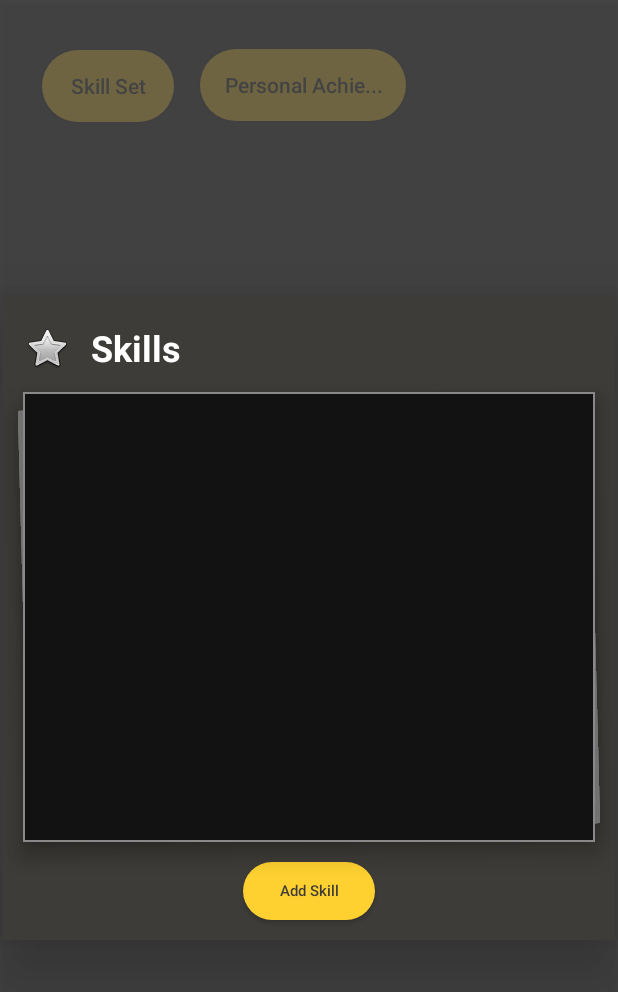
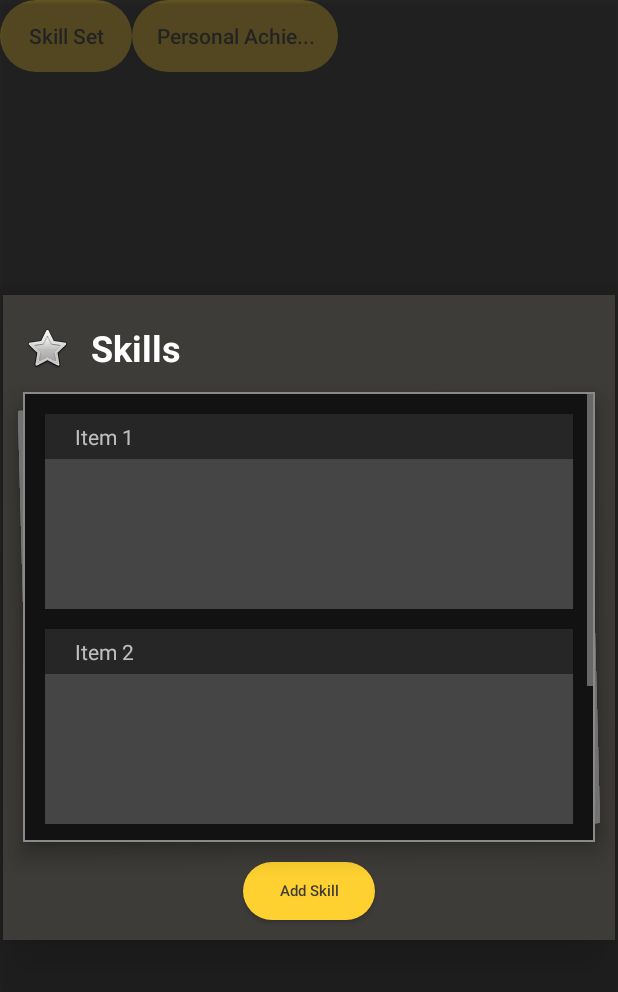
Before and after one commit to Shiraiishi/HelloWorld, an Android app: the screen it shows after launch (MainActivity), after a tap on "Skill Set", on a phone screen of 412 x 824 dp. Shown: the top 992 px of the screen. Run offline under Robolectric (Android 15) with nearby library versions, the phone set to English and light mode, and no system bars.

Commit message:
item container scroll view
is now functional

```diff
--- a/app/src/main/java/com/example/helloworld/MainActivity.java
+++ b/app/src/main/java/com/example/helloworld/MainActivity.java
@@ -5,6 +5,7 @@ import android.view.Gravity;
 import android.view.LayoutInflater;
 import android.view.View;
 import android.view.ViewGroup;
+import android.widget.LinearLayout;
 import android.widget.PopupWindow;
 import android.widget.TextView;
 
@@ -15,10 +16,14 @@ import androidx.core.graphics.Insets;
 import androidx.core.view.ViewCompat;
 import androidx.core.view.WindowInsetsCompat;
 
+import java.util.List;
+
 
 public class MainActivity extends AppCompatActivity
 {
     PopupWindow menupopup;
+    public List<skillCard> skillList;
+    LinearLayout container;
     @Override
     protected void onCreate(Bundle savedInstanceState)
     {
@@ -64,9 +69,34 @@ public class MainActivity extends AppCompatActivity
             public void run()
             {
                 menupopup.showAtLocation(layout, Gravity.CENTER, 0, 0);
+                addItemsToPopup();
             }
         });
     }
+
+    public void addItemsToPopup() {
+        if (menupopup != null && menupopup.isShowing()) {
+            // Inflate the item layout
+            LayoutInflater inflater = (LayoutInflater) getSystemService(LAYOUT_INFLATER_SERVICE);
+            LinearLayout container = menupopup.getContentView().findViewById(R.id.popup_container);
+
+            // Example data - retrieve db
+            String[] items = {"Item 1", "Item 2", "Item 3"};
+
+            for (String itemText : items) {
+                // Inflate the item layout
+                View itemView = inflater.inflate(R.layout.popup_card, container, false);
+
+                // Set the item text
+                TextView itemTextView = itemView.findViewById(R.id.card_name);
+                itemTextView.setText(itemText);
+
+                // Add the item view to the container
+                container.addView(itemView);
+            }
+        }
+    }
+
 
     public void closePopup(View view)
     {
--- /dev/null
+++ b/app/src/main/java/com/example/helloworld/skillCard.java
@@ -0,0 +1,51 @@
+package com.example.helloworld;
+
+public class skillCard {
+    private String skillName;
+    private String skillDesc;
+    private int skillLevel;
+    private int skillExp;
+
+    public skillCard(){
+
+    }
+
+    public skillCard(String skillName, String skillDesc, int skillLevel, int skillExp) {
+        this.skillName = skillName;
+        this.skillDesc = skillDesc;
+        this.skillLevel = skillLevel;
+        this.skillExp = skillExp;
+    }
+
+    public String getSkillName() {
+        return skillName;
+    }
+
+    public void setSkillName(String skillName) {
+        this.skillName = skillName;
+    }
+
+    public String getSkillDesc() {
+        return skillDesc;
+    }
+
+    public void setSkillDesc(String skillDesc) {
+        this.skillDesc = skillDesc;
+    }
+
+    public int getSkillLevel() {
+        return skillLevel;
+    }
+
+    public void setSkillLevel(int skillLevel) {
+        this.skillLevel = skillLevel;
+    }
+
+    public int getSkillExp() {
+        return skillExp;
+    }
+
+    public void setSkillExp(int skillExp) {
+        this.skillExp = skillExp;
+    }
+}
--- a/app/src/main/res/layout/activity_main.xml
+++ b/app/src/main/res/layout/activity_main.xml
@@ -1,10 +1,12 @@
 <?xml version="1.0" encoding="utf-8"?>
-<androidx.constraintlayout.widget.ConstraintLayout xmlns:android="http://schemas.android.com/apk/res/android"
+<LinearLayout xmlns:android="http://schemas.android.com/apk/res/android"
     xmlns:app="http://schemas.android.com/apk/res-auto"
     xmlns:tools="http://schemas.android.com/tools"
     android:id="@+id/main"
     android:layout_width="match_parent"
     android:layout_height="match_parent"
+    android:orientation="horizontal"
+    android:padding="13dp"
     android:scrollbars="horizontal"
     tools:context=".MainActivity">
 
@@ -14,9 +16,9 @@
         android:layout_width="wrap_content"
         android:layout_height="wrap_content"
         android:background="@drawable/button_color"
-        android:textColor="@color/btn_txt"
         android:onClick="skillSet"
         android:text="Skill Set"
+        android:textColor="@color/btn_txt"
         app:layout_constraintBottom_toBottomOf="parent"
         app:layout_constraintEnd_toEndOf="parent"
         app:layout_constraintHorizontal_bias="0.086"
@@ -29,9 +31,9 @@
         android:layout_width="wrap_content"
         android:layout_height="wrap_content"
         android:background="@drawable/button_color"
-        android:textColor="@color/btn_txt"
         android:onClick="PersonalAchievement"
         android:text="Personal Achie..."
+        android:textColor="@color/btn_txt"
         app:layout_constraintBottom_toBottomOf="parent"
         app:layout_constraintEnd_toEndOf="parent"
         app:layout_constraintHorizontal_bias="0.109"
@@ -39,5 +41,4 @@
         app:layout_constraintTop_toTopOf="parent"
         app:layout_constraintVertical_bias="0.042" />
 
-
-</androidx.constraintlayout.widget.ConstraintLayout>
+</LinearLayout>
--- /dev/null
+++ b/app/src/main/res/layout/popup_card.xml
@@ -0,0 +1,31 @@
+<?xml version="1.0" encoding="utf-8"?>
+<LinearLayout xmlns:android="http://schemas.android.com/apk/res/android"
+    android:layout_width="match_parent"
+    android:layout_height="match_parent"
+    android:orientation="vertical">
+
+    <LinearLayout
+        android:layout_width="match_parent"
+        android:layout_height="wrap_content"
+        android:layout_marginBottom="13dp"
+        android:orientation="vertical">
+
+        <TextView
+            android:paddingBottom="5dp"
+            android:paddingTop="5dp"
+            android:paddingLeft="20dp"
+            android:id="@+id/card_name"
+            android:layout_width="match_parent"
+            android:layout_height="wrap_content"
+            android:text="Card Name"
+            android:background="#262626"/>
+
+        <LinearLayout
+            android:layout_width="match_parent"
+            android:layout_height="100dp"
+            android:background="#454545">
+        </LinearLayout>
+
+    </LinearLayout>
+
+</LinearLayout>
--- a/app/src/main/res/layout/profile_menu_popup.xml
+++ b/app/src/main/res/layout/profile_menu_popup.xml
@@ -5,7 +5,7 @@
     android:layout_height="match_parent"
     android:id="@+id/profile_menu"
     android:onClick="closePopup"
-    android:background="#AB535353">
+    android:background="#A4222222">
 
 
     <RelativeLayout
@@ -34,7 +34,7 @@
             android:id="@+id/btn_add"
             android:layout_width="wrap_content"
             android:layout_height="wrap_content"
-            android:layout_below="@id/cardContainer_skill"
+            android:layout_below="@id/cardContainer_bg"
             android:layout_centerHorizontal="true"
             android:layout_marginBottom="13dp"
             android:background="@drawable/button_color"
@@ -42,8 +42,8 @@
             android:textSize="10dp"
             android:text="placeholder" />
 
-        <RelativeLayout
-            android:id="@+id/cardContainer_skill"
+        <LinearLayout
+            android:id="@+id/cardContainer_bg"
             android:layout_width="match_parent"
             android:layout_height="300dp"
             android:layout_marginLeft="13dp"
@@ -52,7 +52,24 @@
             android:layout_marginBottom="13dp"
             android:background="@drawable/container_box"
             android:elevation="10dp"
-            android:orientation="vertical" />
+            android:orientation="vertical">
+
+            <ScrollView
+                android:id="@+id/popup_scrollview"
+                android:layout_width="match_parent"
+                android:layout_height="match_parent"
+                android:padding="1dp">
+
+                <LinearLayout
+                    android:id="@+id/popup_container"
+                    android:layout_width="match_parent"
+                    android:layout_height="wrap_content"
+                    android:padding="13dp"
+                    android:orientation="vertical"/>
+
+            </ScrollView>
+
+        </LinearLayout>
 
         <TextView
             android:textStyle="bold"
@@ -64,14 +81,14 @@
             android:text="placeholder"
             android:textColor="#ffffff"
             android:layout_toRightOf="@id/star"
-            android:layout_above="@id/cardContainer_skill"
+            android:layout_above="@id/cardContainer_bg"
             android:textSize="24dp" />
 
         <ImageView
             android:id="@+id/star"
             android:layout_width="wrap_content"
             android:layout_height="wrap_content"
-            android:layout_above="@id/cardContainer_skill"
+            android:layout_above="@id/cardContainer_bg"
             android:layout_marginLeft="13dp"
             android:layout_marginBottom="13dp"
             app:srcCompat="@android:drawable/btn_star" />
```
